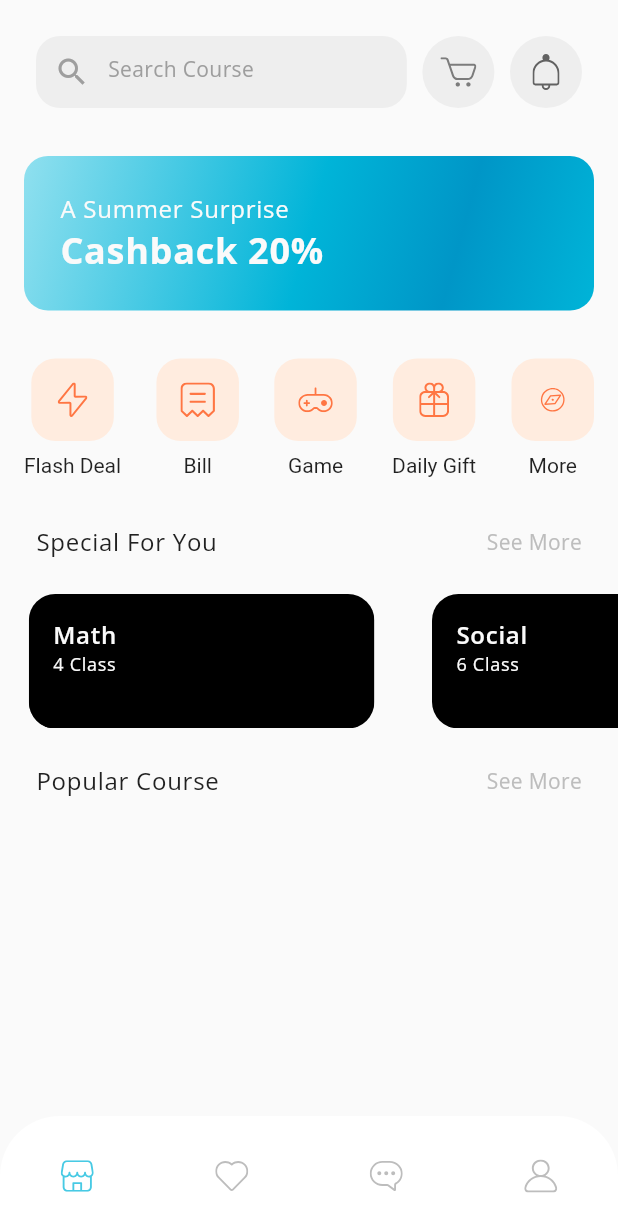
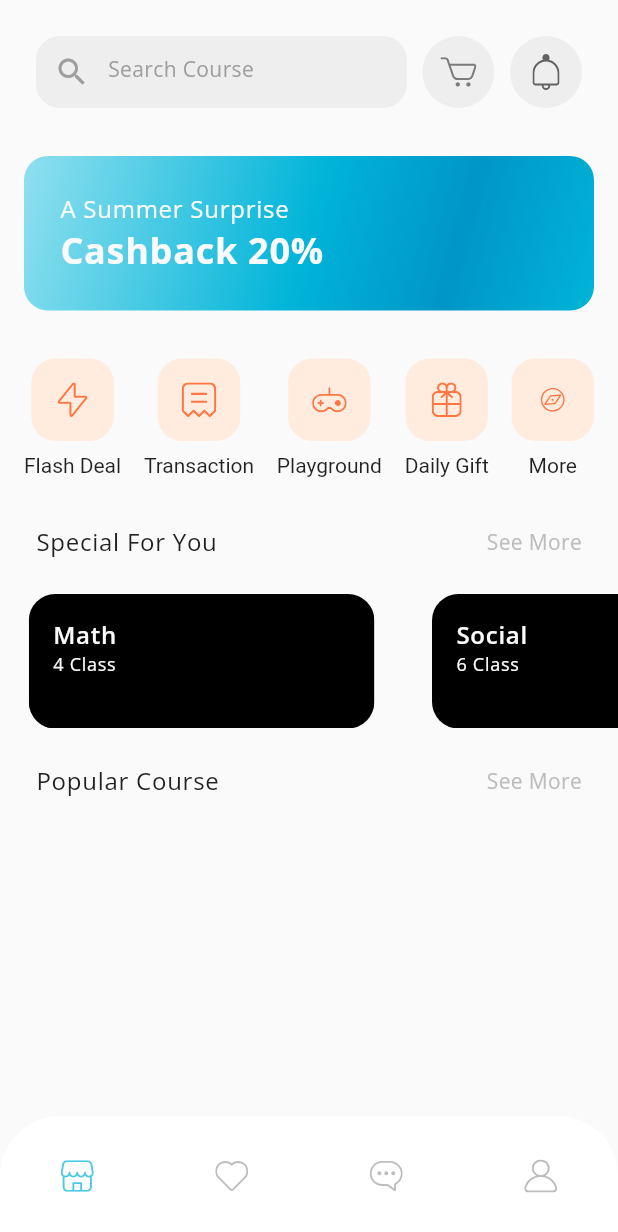
Before and after one commit to aallithioo/indiedu_app, a Flutter app: the HomeScreen screen opened by its route, on a phone screen of 412 x 824 dp. Shown: the top 1232 px of the screen. Run offline on Flutter 3.47's test engine with Material 2 defaults, Android fonts, the phone set to English and light mode, and no system bars; our stand-ins replace firebase_auth, flutter_svg, get, google_fonts, google_sign_in, shared_preferences; missing offline and left inert: dart:html; accounts and stored records are empty.

Commit message:
minor update

```diff
--- a/lib/src/screens/main/home/widgets/category.dart
+++ b/lib/src/screens/main/home/widgets/category.dart
@@ -14,8 +14,8 @@ class CategoryCard extends StatelessWidget {
   Widget build(BuildContext context) {
     List<Map<String, dynamic>> categories = [
       {"icon": "assets/icons/svg/Flash Icon.svg", "text": "Flash Deal"},
-      {"icon": "assets/icons/svg/Bill Icon.svg", "text": "Bill"},
-      {"icon": "assets/icons/svg/Game Icon.svg", "text": "Game"},
+      {"icon": "assets/icons/svg/Bill Icon.svg", "text": "Transaction"},
+      {"icon": "assets/icons/svg/Game Icon.svg", "text": "Playground"},
       {"icon": "assets/icons/svg/Gift Icon.svg", "text": "Daily Gift"},
       {"icon": "assets/icons/svg/Discover.svg", "text": "More"},
     ];
--- a/lib/src/screens/splash/widgets/splash_content.dart
+++ b/lib/src/screens/splash/widgets/splash_content.dart
@@ -10,7 +10,7 @@ class SplashContent extends StatelessWidget {
       height: 100,
       child: const Image(
         image: AssetImage(
-          "assets/images/png/img_dummy_1.png",
+          "assets/images/png/img_logo.png",
         ),
       ),
     );
```
